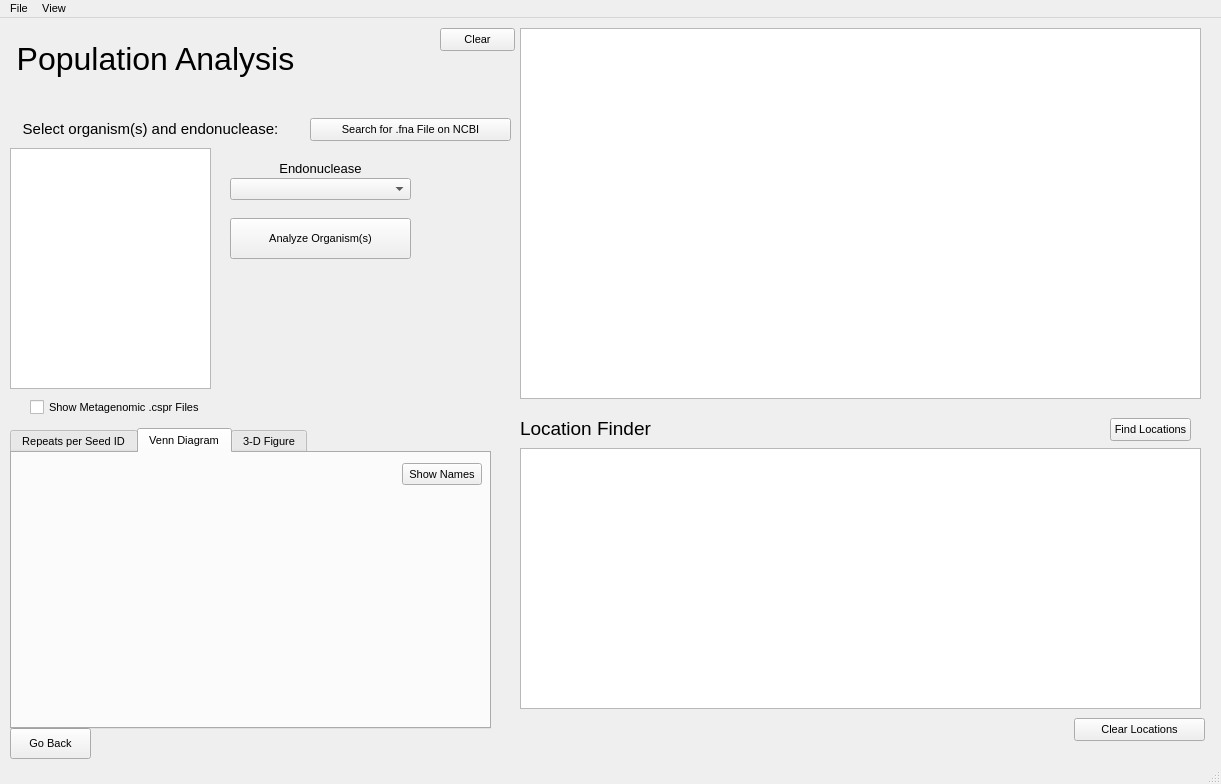
TrinhLab/CASPERapp, file populationanalysis.ui: the form before one commit.
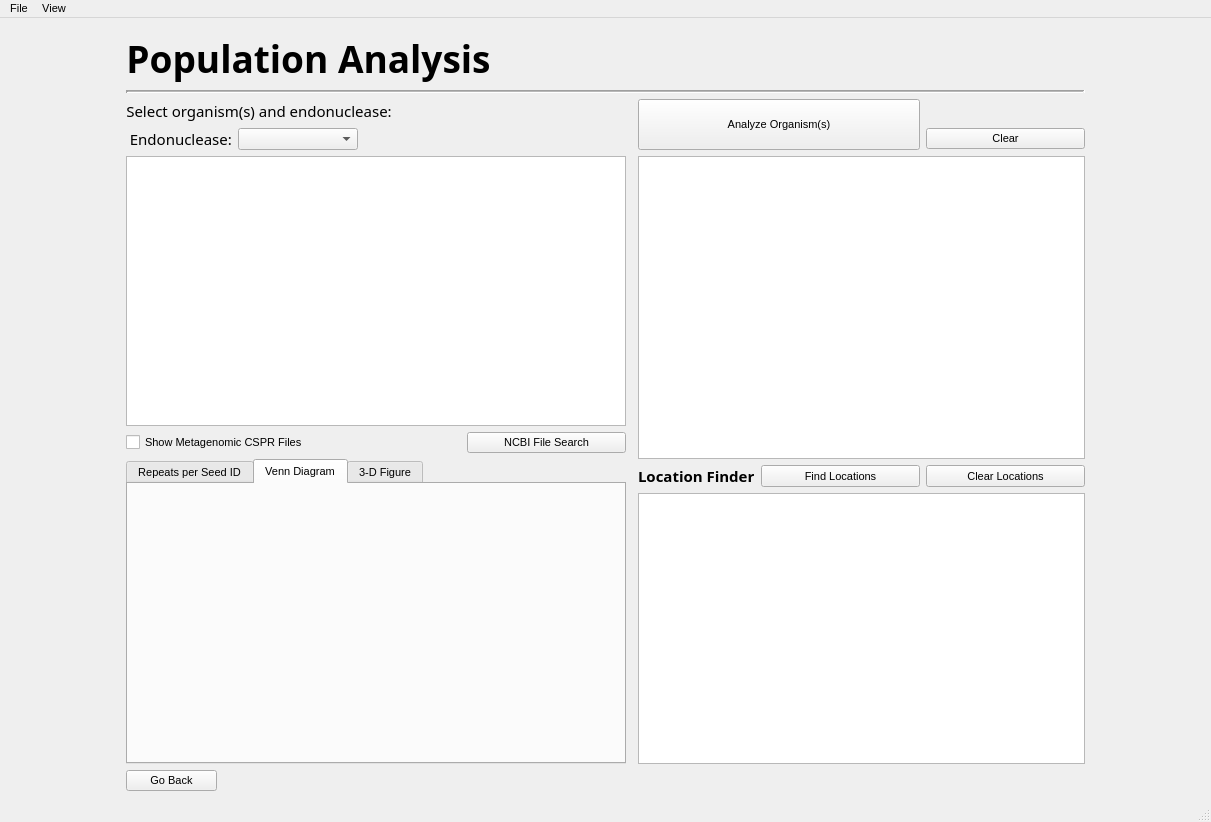
The form after the commit. Custom widgets are drawn as their Qt base class.

Diff of the .ui file:
```diff
--- a/populationanalysis.ui
+++ b/populationanalysis.ui
@@ -6,8 +6,8 @@
    <rect>
     <x>0</x>
     <y>0</y>
-    <width>1221</width>
-    <height>784</height>
+    <width>1211</width>
+    <height>822</height>
    </rect>
   </property>
   <property name="font">
@@ -16,160 +16,73 @@
    </font>
   </property>
   <property name="windowTitle">
-   <string>MainWindow</string>
-  </property>
-  <widget class="QWidget" name="centralwidget">
-   <widget class="QLabel" name="label">
-    <property name="geometry">
-     <rect>
-      <x>10</x>
-      <y>20</y>
-      <width>291</width>
-      <height>41</height>
-     </rect>
-    </property>
-    <property name="font">
-     <font>
-      <pointsize>24</pointsize>
-      <weight>50</weight>
-      <bold>false</bold>
-     </font>
-    </property>
-    <property name="text">
      <string>Population Analysis</string>
     </property>
-    <property name="alignment">
-     <set>Qt::AlignCenter</set>
-    </property>
-   </widget>
-   <widget class="QLabel" name="label_2">
-    <property name="geometry">
-     <rect>
-      <x>10</x>
-      <y>90</y>
-      <width>281</width>
-      <height>41</height>
-     </rect>
-    </property>
+  <widget class="QWidget" name="centralwidget">
+   <property name="styleSheet">
+    <string notr="true">font: 11pt &quot;Sans Serif&quot;;</string>
+   </property>
+   <layout class="QGridLayout" name="gridLayout">
+    <item row="1" column="0">
+     <spacer name="horizontalSpacer_2">
+      <property name="orientation">
+       <enum>Qt::Horizontal</enum>
+      </property>
+      <property name="sizeHint" stdset="0">
+       <size>
+        <width>40</width>
+        <height>20</height>
+       </size>
+      </property>
+     </spacer>
+    </item>
+    <item row="0" column="1">
+     <spacer name="verticalSpacer_2">
+      <property name="orientation">
+       <enum>Qt::Vertical</enum>
+      </property>
+      <property name="sizeHint" stdset="0">
+       <size>
+        <width>20</width>
+        <height>40</height>
+       </size>
+      </property>
+     </spacer>
+    </item>
+    <item row="1" column="1">
+     <layout class="QGridLayout" name="gridLayout_3">
+      <item row="8" column="2" colspan="3">
+       <widget class="QLabel" name="label_4">
     <property name="font">
      <font>
+          <family>Sans Serif</family>
       <pointsize>11</pointsize>
+          <weight>50</weight>
+          <italic>false</italic>
+          <bold>false</bold>
      </font>
     </property>
     <property name="text">
-     <string>Select organism(s) and endonuclease:</string>
+         <string>&lt;html&gt;&lt;head/&gt;&lt;body&gt;&lt;p&gt;&lt;span style=&quot; font-weight:600;&quot;&gt;Location Finder&lt;/span&gt;&lt;/p&gt;&lt;/body&gt;&lt;/html&gt;</string>
     </property>
     <property name="alignment">
-     <set>Qt::AlignCenter</set>
-    </property>
-   </widget>
-   <widget class="QPushButton" name="goBackButton">
-    <property name="geometry">
-     <rect>
-      <x>10</x>
-      <y>710</y>
-      <width>81</width>
-      <height>31</height>
-     </rect>
-    </property>
-    <property name="text">
-     <string>Go Back</string>
-    </property>
-   </widget>
-   <widget class="QPushButton" name="find_locs_button">
-    <property name="geometry">
-     <rect>
-      <x>1110</x>
-      <y>400</y>
-      <width>81</width>
-      <height>23</height>
-     </rect>
-    </property>
-    <property name="text">
-     <string>Find Locations</string>
-    </property>
-   </widget>
-   <widget class="QPushButton" name="analyze_button">
-    <property name="geometry">
-     <rect>
-      <x>230</x>
-      <y>200</y>
-      <width>181</width>
-      <height>41</height>
-     </rect>
-    </property>
-    <property name="text">
-     <string>Analyze Organism(s)</string>
-    </property>
-   </widget>
-   <widget class="QTableWidget" name="table2">
-    <property name="geometry">
-     <rect>
-      <x>520</x>
-      <y>10</y>
-      <width>681</width>
-      <height>371</height>
-     </rect>
-    </property>
-    <property name="verticalScrollMode">
-     <enum>QAbstractItemView::ScrollPerPixel</enum>
-    </property>
-    <property name="horizontalScrollMode">
-     <enum>QAbstractItemView::ScrollPerPixel</enum>
-    </property>
-   </widget>
-   <widget class="QTableWidget" name="org_Table">
-    <property name="geometry">
-     <rect>
-      <x>10</x>
-      <y>130</y>
-      <width>201</width>
-      <height>241</height>
-     </rect>
-    </property>
-    <property name="horizontalScrollMode">
-     <enum>QAbstractItemView::ScrollPerPixel</enum>
-    </property>
-   </widget>
-   <widget class="QLabel" name="label_3">
-    <property name="geometry">
-     <rect>
-      <x>230</x>
-      <y>140</y>
-      <width>181</width>
-      <height>21</height>
-     </rect>
-    </property>
-    <property name="font">
-     <font>
-      <pointsize>10</pointsize>
-     </font>
-    </property>
-    <property name="text">
-     <string>Endonuclease</string>
-    </property>
-    <property name="alignment">
-     <set>Qt::AlignCenter</set>
-    </property>
-   </widget>
-   <widget class="QComboBox" name="endoBox">
-    <property name="geometry">
-     <rect>
-      <x>230</x>
-      <y>160</y>
-      <width>181</width>
-      <height>22</height>
-     </rect>
-    </property>
-   </widget>
+         <set>Qt::AlignLeading|Qt::AlignLeft|Qt::AlignVCenter</set>
+        </property>
+       </widget>
+      </item>
+      <item row="7" column="0" rowspan="3">
    <widget class="QTabWidget" name="tabWidget">
-    <property name="geometry">
-     <rect>
-      <x>10</x>
-      <y>410</y>
-      <width>481</width>
-      <height>301</height>
-     </rect>
+        <property name="minimumSize">
+         <size>
+          <width>500</width>
+          <height>305</height>
+         </size>
+        </property>
+        <property name="maximumSize">
+         <size>
+          <width>500</width>
+          <height>16777215</height>
+         </size>
     </property>
     <property name="currentIndex">
      <number>1</number>
@@ -186,7 +99,7 @@
      <widget class="QPushButton" name="show_names2">
       <property name="geometry">
        <rect>
-        <x>390</x>
+            <x>550</x>
         <y>10</y>
         <width>80</width>
         <height>22</height>
@@ -216,100 +129,344 @@
      </widget>
     </widget>
    </widget>
-   <widget class="QLabel" name="label_4">
-    <property name="geometry">
-     <rect>
-      <x>520</x>
-      <y>400</y>
-      <width>151</width>
-      <height>21</height>
-     </rect>
-    </property>
+      </item>
+      <item row="8" column="5">
+       <widget class="QPushButton" name="find_locs_button">
+        <property name="minimumSize">
+         <size>
+          <width>159</width>
+          <height>22</height>
+         </size>
+        </property>
+        <property name="maximumSize">
+         <size>
+          <width>159</width>
+          <height>22</height>
+         </size>
+        </property>
+        <property name="text">
+         <string>Find Locations</string>
+        </property>
+       </widget>
+      </item>
+      <item row="2" column="0" alignment="Qt::AlignLeft">
+       <widget class="QLabel" name="label_2">
     <property name="font">
      <font>
-      <pointsize>14</pointsize>
+          <family>Sans Serif</family>
+          <pointsize>11</pointsize>
+          <weight>50</weight>
+          <italic>false</italic>
+          <bold>false</bold>
      </font>
     </property>
     <property name="text">
-     <string>Location Finder</string>
+         <string>Select organism(s) and endonuclease:</string>
     </property>
     <property name="alignment">
-     <set>Qt::AlignLeading|Qt::AlignLeft|Qt::AlignVCenter</set>
-    </property>
-   </widget>
-   <widget class="QTableWidget" name="loc_finder_table">
-    <property name="geometry">
-     <rect>
-      <x>520</x>
-      <y>430</y>
-      <width>681</width>
-      <height>261</height>
-     </rect>
-    </property>
-    <property name="horizontalScrollMode">
-     <enum>QAbstractItemView::ScrollPerPixel</enum>
-    </property>
-   </widget>
+         <set>Qt::AlignCenter</set>
+        </property>
+       </widget>
+      </item>
+      <item row="2" column="2" rowspan="2" colspan="4">
+       <widget class="QPushButton" name="analyze_button">
+        <property name="minimumSize">
+         <size>
+          <width>191</width>
+          <height>51</height>
+         </size>
+        </property>
+        <property name="maximumSize">
+         <size>
+          <width>310</width>
+          <height>54</height>
+         </size>
+        </property>
+        <property name="styleSheet">
+         <string notr="true">font: 12pt &quot;Sans Serif&quot;;</string>
+        </property>
+        <property name="text">
+         <string>Analyze Organism(s)</string>
+        </property>
+       </widget>
+      </item>
+      <item row="3" column="6">
    <widget class="QPushButton" name="clear_Button">
-    <property name="geometry">
-     <rect>
-      <x>440</x>
-      <y>10</y>
-      <width>75</width>
-      <height>23</height>
-     </rect>
-    </property>
     <property name="text">
      <string>Clear</string>
     </property>
    </widget>
-   <widget class="QPushButton" name="ncbi_search_button">
-    <property name="geometry">
-     <rect>
-      <x>310</x>
-      <y>100</y>
-      <width>201</width>
-      <height>23</height>
-     </rect>
+      </item>
+      <item row="0" column="0" colspan="7" alignment="Qt::AlignLeft">
+       <widget class="QLabel" name="label">
+        <property name="font">
+         <font>
+          <family>Sans Serif</family>
+          <pointsize>28</pointsize>
+          <weight>50</weight>
+          <italic>false</italic>
+          <bold>false</bold>
+         </font>
+        </property>
+        <property name="styleSheet">
+         <string notr="true">font: 28pt &quot;Sans Serif&quot;;</string>
     </property>
     <property name="text">
-     <string>Search for .fna File on NCBI</string>
-    </property>
-   </widget>
+         <string>&lt;html&gt;&lt;head/&gt;&lt;body&gt;&lt;p&gt;&lt;span style=&quot; font-weight:600;&quot;&gt;Population Analysis&lt;/span&gt;&lt;/p&gt;&lt;/body&gt;&lt;/html&gt;</string>
+        </property>
+        <property name="alignment">
+         <set>Qt::AlignCenter</set>
+        </property>
+       </widget>
+      </item>
+      <item row="6" column="0">
+       <layout class="QGridLayout" name="gridLayout_2">
+        <item row="0" column="0" alignment="Qt::AlignLeft">
    <widget class="QCheckBox" name="meta_genomic_cspr_checkbox">
-    <property name="geometry">
-     <rect>
-      <x>30</x>
-      <y>380</y>
-      <width>251</width>
-      <height>18</height>
-     </rect>
+          <property name="maximumSize">
+           <size>
+            <width>1000000</width>
+            <height>20</height>
+           </size>
     </property>
     <property name="text">
-     <string>Show Metagenomic .cspr Files</string>
-    </property>
-   </widget>
+           <string>Show Metagenomic CSPR Files</string>
+          </property>
+         </widget>
+        </item>
+        <item row="0" column="1">
+         <widget class="QPushButton" name="ncbi_search_button">
+          <property name="maximumSize">
+           <size>
+            <width>159</width>
+            <height>22</height>
+           </size>
+          </property>
+          <property name="text">
+           <string>NCBI File Search</string>
+          </property>
+         </widget>
+        </item>
+       </layout>
+      </item>
+      <item row="10" column="2" colspan="5">
+       <spacer name="horizontalSpacer">
+        <property name="orientation">
+         <enum>Qt::Horizontal</enum>
+        </property>
+        <property name="sizeHint" stdset="0">
+         <size>
+          <width>40</width>
+          <height>20</height>
+         </size>
+        </property>
+       </spacer>
+      </item>
+      <item row="5" column="0">
+       <widget class="QTableWidget" name="org_Table">
+        <property name="minimumSize">
+         <size>
+          <width>500</width>
+          <height>270</height>
+         </size>
+        </property>
+        <property name="maximumSize">
+         <size>
+          <width>500</width>
+          <height>16777215</height>
+         </size>
+        </property>
+        <property name="sizeAdjustPolicy">
+         <enum>QAbstractScrollArea::AdjustToContents</enum>
+        </property>
+        <property name="horizontalScrollMode">
+         <enum>QAbstractItemView::ScrollPerPixel</enum>
+        </property>
+        <attribute name="horizontalHeaderCascadingSectionResizes">
+         <bool>true</bool>
+        </attribute>
+        <attribute name="horizontalHeaderStretchLastSection">
+         <bool>true</bool>
+        </attribute>
+       </widget>
+      </item>
+      <item row="5" column="2" rowspan="3" colspan="5">
+       <widget class="QTableWidget" name="table2">
+        <property name="minimumSize">
+         <size>
+          <width>0</width>
+          <height>224</height>
+         </size>
+        </property>
+        <property name="maximumSize">
+         <size>
+          <width>700</width>
+          <height>16777215</height>
+         </size>
+        </property>
+        <property name="sizeAdjustPolicy">
+         <enum>QAbstractScrollArea::AdjustToContents</enum>
+        </property>
+        <property name="verticalScrollMode">
+         <enum>QAbstractItemView::ScrollPerPixel</enum>
+        </property>
+        <property name="horizontalScrollMode">
+         <enum>QAbstractItemView::ScrollPerPixel</enum>
+        </property>
+        <attribute name="horizontalHeaderCascadingSectionResizes">
+         <bool>true</bool>
+        </attribute>
+        <attribute name="horizontalHeaderStretchLastSection">
+         <bool>false</bool>
+        </attribute>
+       </widget>
+      </item>
+      <item row="3" column="0">
+       <layout class="QHBoxLayout" name="horizontalLayout">
+        <item>
+         <layout class="QFormLayout" name="formLayout">
+          <property name="formAlignment">
+           <set>Qt::AlignLeading|Qt::AlignLeft|Qt::AlignVCenter</set>
+          </property>
+          <item row="0" column="0">
+           <widget class="QLabel" name="label_3">
+            <property name="maximumSize">
+             <size>
+              <width>10000</width>
+              <height>22</height>
+             </size>
+            </property>
+            <property name="font">
+             <font>
+              <family>Sans Serif</family>
+              <pointsize>11</pointsize>
+              <weight>50</weight>
+              <italic>false</italic>
+              <bold>false</bold>
+             </font>
+            </property>
+            <property name="text">
+             <string> Endonuclease:</string>
+            </property>
+           </widget>
+          </item>
+          <item row="0" column="1">
+           <widget class="QComboBox" name="endoBox">
+            <property name="minimumSize">
+             <size>
+              <width>120</width>
+              <height>0</height>
+             </size>
+            </property>
+            <property name="maximumSize">
+             <size>
+              <width>120</width>
+              <height>22</height>
+             </size>
+            </property>
+           </widget>
+          </item>
+         </layout>
+        </item>
+       </layout>
+      </item>
+      <item row="10" column="0">
+       <widget class="QPushButton" name="goBackButton">
+        <property name="maximumSize">
+         <size>
+          <width>91</width>
+          <height>22</height>
+         </size>
+        </property>
+        <property name="text">
+         <string>Go Back</string>
+        </property>
+       </widget>
+      </item>
+      <item row="8" column="6">
    <widget class="QPushButton" name="clear_loc_button">
-    <property name="geometry">
-     <rect>
-      <x>1074</x>
-      <y>700</y>
-      <width>131</width>
-      <height>23</height>
-     </rect>
+        <property name="minimumSize">
+         <size>
+          <width>159</width>
+          <height>22</height>
+         </size>
+        </property>
+        <property name="maximumSize">
+         <size>
+          <width>159</width>
+          <height>22</height>
+         </size>
     </property>
     <property name="text">
      <string>Clear Locations</string>
     </property>
    </widget>
+      </item>
+      <item row="9" column="2" colspan="5">
+       <widget class="QTableWidget" name="loc_finder_table">
+        <property name="minimumSize">
+         <size>
+          <width>0</width>
+          <height>192</height>
+         </size>
+        </property>
+        <property name="maximumSize">
+         <size>
+          <width>700</width>
+          <height>16777215</height>
+         </size>
+        </property>
+        <property name="sizeAdjustPolicy">
+         <enum>QAbstractScrollArea::AdjustToContents</enum>
+        </property>
+        <property name="horizontalScrollMode">
+         <enum>QAbstractItemView::ScrollPerPixel</enum>
+        </property>
+        <attribute name="horizontalHeaderCascadingSectionResizes">
+         <bool>true</bool>
+        </attribute>
+        <attribute name="horizontalHeaderStretchLastSection">
+         <bool>false</bool>
+        </attribute>
+       </widget>
+      </item>
+      <item row="1" column="0" colspan="7">
+       <widget class="Line" name="line">
+        <property name="lineWidth">
+         <number>2</number>
+        </property>
+        <property name="midLineWidth">
+         <number>1</number>
+        </property>
+        <property name="orientation">
+         <enum>Qt::Horizontal</enum>
+        </property>
+       </widget>
+      </item>
+     </layout>
+    </item>
+    <item row="1" column="2">
+     <spacer name="horizontalSpacer_3">
+      <property name="orientation">
+       <enum>Qt::Horizontal</enum>
+      </property>
+      <property name="sizeHint" stdset="0">
+       <size>
+        <width>40</width>
+        <height>20</height>
+       </size>
+      </property>
+     </spacer>
+    </item>
+   </layout>
   </widget>
   <widget class="QMenuBar" name="menubar">
    <property name="geometry">
     <rect>
      <x>0</x>
      <y>0</y>
-     <width>1221</width>
-     <height>21</height>
+     <width>1211</width>
+     <height>19</height>
     </rect>
    </property>
    <widget class="QMenu" name="menuFile">
```
Lines whose indentation alone changed are shown as unchanged.
